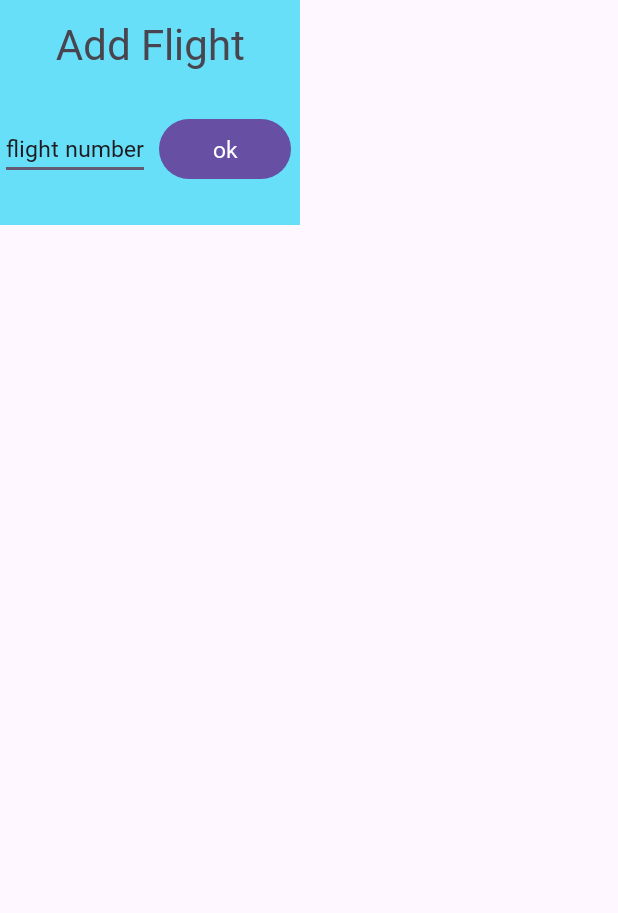
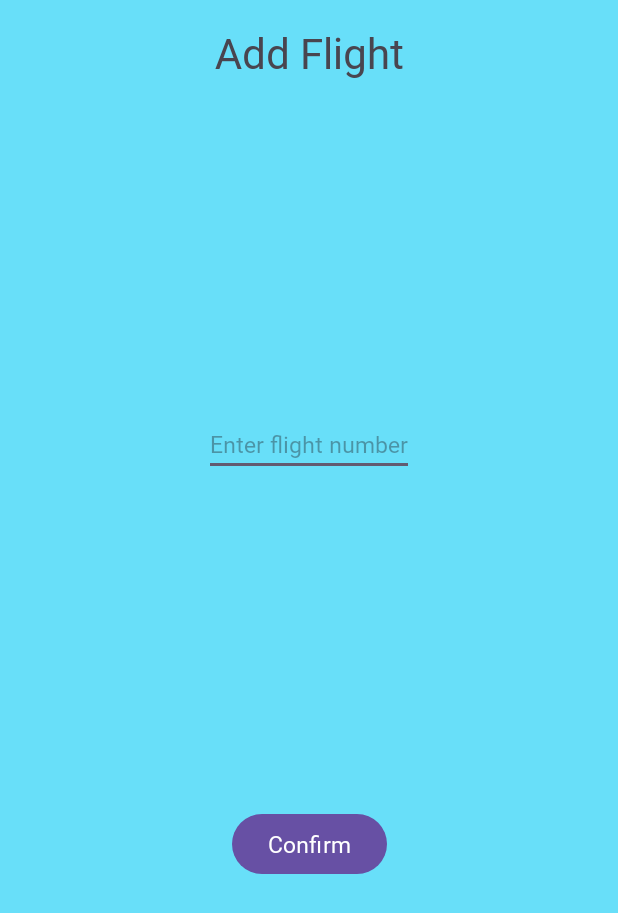
Before and after one commit to JustinPeasley/Flight_App, an Android app: the layout add_flight_menu.xml on its own in the app's theme, with its tools: preview values and no code run, on a phone screen of 412 x 824 dp. Shown: the top 913 px of the screen. Run offline under Robolectric (Android 15) with nearby library versions, the phone set to English and light mode, and no system bars.

```diff
--- a/app/src/main/res/layout/custom_dialog_box.xml
+++ b/app/src/main/res/layout/add_flight_menu.xml
@@ -1,43 +1,47 @@
 <?xml version="1.0" encoding="utf-8"?>
-<androidx.constraintlayout.widget.ConstraintLayout xmlns:android="http://schemas.android.com/apk/res/android"
+<androidx.constraintlayout.widget.ConstraintLayout
+    xmlns:android="http://schemas.android.com/apk/res/android"
     xmlns:app="http://schemas.android.com/apk/res-auto"
     xmlns:tools="http://schemas.android.com/tools"
-    android:background="#68dff9"
-    android:layout_width="200dp"
-    android:layout_height="150dp">
+    android:layout_width="match_parent"
+    android:layout_height="match_parent"
+    android:padding="16dp"
+    android:background="#68dff9">
 
     <TextView
         android:id="@+id/textView"
         android:layout_width="wrap_content"
         android:layout_height="wrap_content"
-        android:layout_marginTop="10dp"
         android:text="@string/add_flight_header"
         app:layout_constraintEnd_toEndOf="parent"
         app:layout_constraintStart_toStartOf="parent"
         app:layout_constraintTop_toTopOf="parent" />
 
     <EditText
-        android:id="@+id/editText"
+        android:id="@+id/input_field"
         android:layout_width="wrap_content"
         android:layout_height="wrap_content"
         android:inputType="text"
-        android:text="flight number"
+        android:hint="Enter flight number"
         android:outlineAmbientShadowColor="@color/black"
 
 
         android:textSize="15sp"
-        app:layout_constraintBottom_toBottomOf="parent"
+        app:layout_constraintBottom_toTopOf="@+id/confirm_button"
+        app:layout_constraintEnd_toEndOf="parent"
+        app:layout_constraintRight_toLeftOf="parent"
         app:layout_constraintStart_toStartOf="parent"
         app:layout_constraintTop_toBottomOf="@+id/textView" />
 
     <Button
+        android:id="@+id/confirm_button"
         android:layout_width="wrap_content"
         android:layout_height="wrap_content"
-        android:text="ok"
+        android:text="Confirm"
         android:textSize="15sp"
 
         app:layout_constraintBottom_toBottomOf="parent"
         app:layout_constraintEnd_toEndOf="parent"
-        app:layout_constraintStart_toEndOf="@+id/editText"
-        app:layout_constraintTop_toBottomOf="@+id/textView" />
+        app:layout_constraintStart_toStartOf="parent"
+        app:layout_constraintTop_toBottomOf="@+id/input_field" />
 </androidx.constraintlayout.widget.ConstraintLayout>
--- a/app/src/main/res/values/strings.xml
+++ b/app/src/main/res/values/strings.xml
@@ -4,6 +4,10 @@
 
     <string name="home_header">Noto Sans</string>
 
+    <!-- button descriptions -->
+    <string name="search">Search</string>
+
     <!-- add flight dialog box -->
     <string name="add_flight_header">Add Flight</string>
+
 </resources>
```
Also changed, not shown: app/src/main/java/edu/commonwealthu/flight_app/MainActivity.java (+78 -28 lines), app/src/main/java/edu/commonwealthu/flight_app/Plane.java (+51 -10 lines), app/src/main/res/layout/activity_main.xml (+6 -3 lines).
